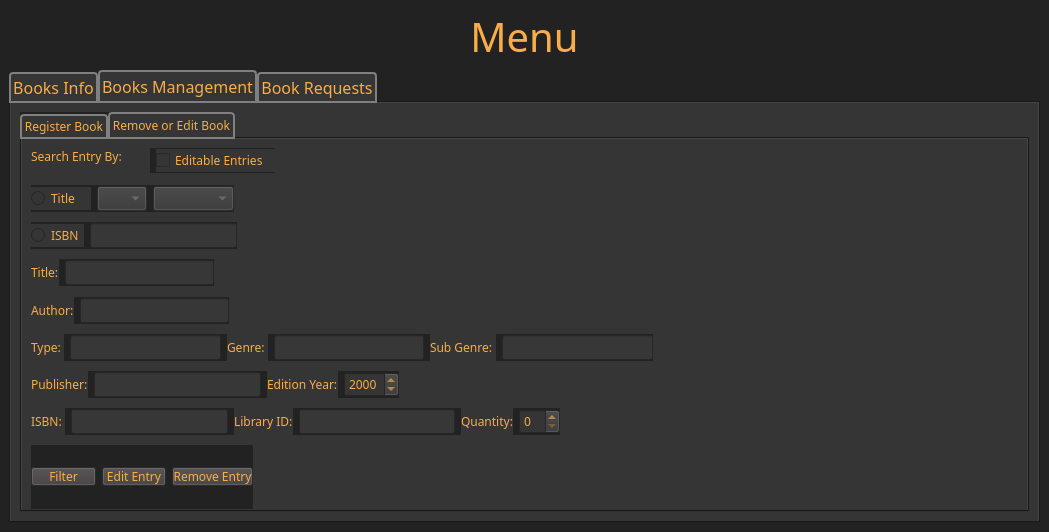
Old version of the form mainwindow.ui in the repository DistroRickDev/lms_oop_qt.
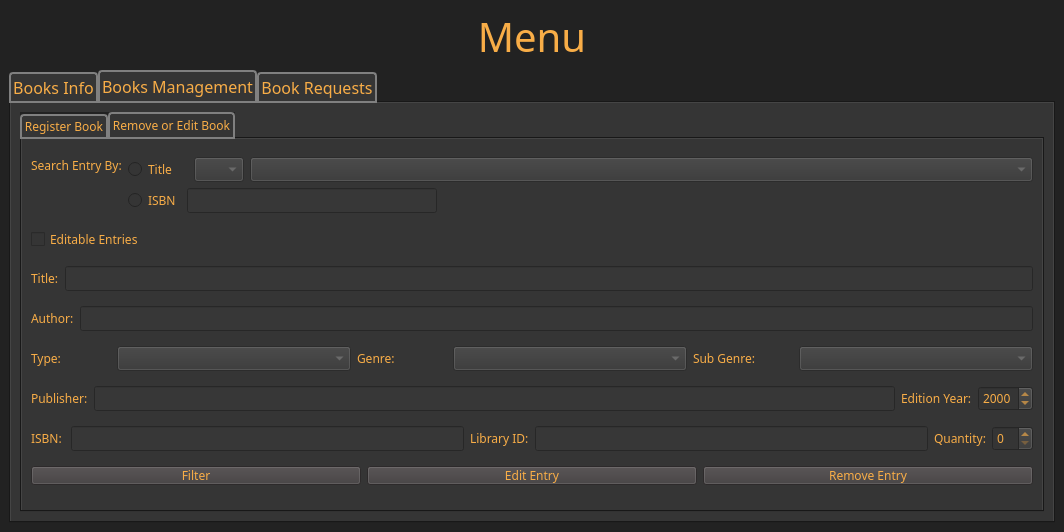
New version of the form.

Commit message: TODO() filters on edit/remove

The edit to the form file:
```diff
--- a/mainwindow.ui
+++ b/mainwindow.ui
@@ -6,7 +6,7 @@
    <rect>
     <x>0</x>
     <y>0</y>
-    <width>1049</width>
+    <width>1064</width>
     <height>532</height>
    </rect>
   </property>
@@ -63,6 +63,11 @@
 	border: 1px solid #f8ad47;
 }
 
+QPushButton:disabled{
+	color: grey;
+	background: #373737;
+}
+
 #books_tab , #admin_book_tab, #info_tab, #add_tab, #remove_tab, #edit_tab{
 	background: #353535;
 }
@@ -436,15 +441,8 @@
              <attribute name="title">
               <string>Remove or Edit Book</string>
              </attribute>
-             <widget class="QWidget" name="">
-              <property name="geometry">
-               <rect>
-                <x>9</x>
-                <y>9</y>
-                <width>244</width>
-                <height>25</height>
-               </rect>
-              </property>
+             <layout class="QVBoxLayout" name="verticalLayout_5">
+              <item>
               <layout class="QHBoxLayout" name="horizontalLayout_10">
                <item>
                 <widget class="QLabel" name="remove_label">
@@ -460,26 +458,8 @@
                 </widget>
                </item>
                <item>
-                <widget class="QCheckBox" name="editable_check">
-                 <property name="layoutDirection">
-                  <enum>Qt::LeftToRight</enum>
-                 </property>
-                 <property name="text">
-                  <string>Editable Entries</string>
-                 </property>
-                </widget>
-               </item>
-              </layout>
-             </widget>
-             <widget class="QWidget" name="">
-              <property name="geometry">
-               <rect>
-                <x>9</x>
-                <y>46</y>
-                <width>203</width>
-                <height>27</height>
-               </rect>
-              </property>
+                 <layout class="QVBoxLayout" name="verticalLayout_4">
+                  <item>
               <layout class="QHBoxLayout" name="horizontalLayout_7">
                <item>
                 <widget class="QRadioButton" name="title_filter_rb">
@@ -515,16 +495,8 @@
                 </widget>
                </item>
               </layout>
-             </widget>
-             <widget class="QWidget" name="">
-              <property name="geometry">
-               <rect>
-                <x>9</x>
-                <y>83</y>
-                <width>206</width>
-                <height>27</height>
-               </rect>
-              </property>
+                  </item>
+                  <item>
               <layout class="QHBoxLayout" name="horizontalLayout_8">
                <item>
                 <widget class="QRadioButton" name="isbn_filter_rb">
@@ -540,23 +512,42 @@
                  </property>
                  <property name="maximumSize">
                   <size>
-                   <width>200</width>
+                        <width>250</width>
                    <height>16777215</height>
                   </size>
                  </property>
                 </widget>
                </item>
-              </layout>
-             </widget>
-             <widget class="QWidget" name="">
-              <property name="geometry">
-               <rect>
-                <x>9</x>
-                <y>120</y>
-                <width>183</width>
-                <height>27</height>
-               </rect>
-              </property>
+                    <item>
+                     <spacer name="horizontalSpacer">
+                      <property name="orientation">
+                       <enum>Qt::Horizontal</enum>
+                      </property>
+                      <property name="sizeHint" stdset="0">
+                       <size>
+                        <width>40</width>
+                        <height>20</height>
+                       </size>
+                      </property>
+                     </spacer>
+                    </item>
+                   </layout>
+                  </item>
+                 </layout>
+                </item>
+               </layout>
+              </item>
+              <item>
+               <widget class="QCheckBox" name="editable_check">
+                <property name="layoutDirection">
+                 <enum>Qt::LeftToRight</enum>
+                </property>
+                <property name="text">
+                 <string>Editable Entries</string>
+                </property>
+               </widget>
+              </item>
+              <item>
               <layout class="QHBoxLayout" name="horizontalLayout_11">
                <item>
                 <widget class="QLabel" name="title_r_label">
@@ -573,16 +564,8 @@
                 </widget>
                </item>
               </layout>
-             </widget>
-             <widget class="QWidget" name="">
-              <property name="geometry">
-               <rect>
-                <x>9</x>
-                <y>158</y>
-                <width>198</width>
-                <height>27</height>
-               </rect>
-              </property>
+              </item>
+              <item>
               <layout class="QHBoxLayout" name="horizontalLayout_12">
                <item>
                 <widget class="QLabel" name="author_r_label">
@@ -599,26 +582,24 @@
                 </widget>
                </item>
               </layout>
-             </widget>
-             <widget class="QWidget" name="">
-              <property name="geometry">
-               <rect>
-                <x>9</x>
-                <y>195</y>
-                <width>622</width>
-                <height>27</height>
-               </rect>
-              </property>
+              </item>
+              <item>
               <layout class="QHBoxLayout" name="horizontalLayout_13">
                <item>
                 <widget class="QLabel" name="type_r_label">
+                  <property name="maximumSize">
+                   <size>
+                    <width>80</width>
+                    <height>16777215</height>
+                   </size>
+                  </property>
                  <property name="text">
                   <string>Type: </string>
                  </property>
                 </widget>
                </item>
                <item>
-                <widget class="QLineEdit" name="type_edit">
+                 <widget class="QComboBox" name="type_edit">
                  <property name="enabled">
                   <bool>false</bool>
                  </property>
@@ -626,13 +607,19 @@
                </item>
                <item>
                 <widget class="QLabel" name="genre_r_label">
+                  <property name="maximumSize">
+                   <size>
+                    <width>90</width>
+                    <height>16777215</height>
+                   </size>
+                  </property>
                  <property name="text">
                   <string>Genre: </string>
                  </property>
                 </widget>
                </item>
                <item>
-                <widget class="QLineEdit" name="genre_edit">
+                 <widget class="QComboBox" name="genre_edit">
                  <property name="enabled">
                   <bool>false</bool>
                  </property>
@@ -640,29 +627,27 @@
                </item>
                <item>
                 <widget class="QLabel" name="subgenre_r_label">
+                  <property name="maximumSize">
+                   <size>
+                    <width>100</width>
+                    <height>16777215</height>
+                   </size>
+                  </property>
                  <property name="text">
                   <string>Sub Genre: </string>
                  </property>
                 </widget>
                </item>
                <item>
-                <widget class="QLineEdit" name="subgenre_edit">
+                 <widget class="QComboBox" name="subgenre_edit">
                  <property name="enabled">
                   <bool>false</bool>
                  </property>
                 </widget>
                </item>
               </layout>
-             </widget>
-             <widget class="QWidget" name="">
-              <property name="geometry">
-               <rect>
-                <x>9</x>
-                <y>232</y>
-                <width>368</width>
-                <height>27</height>
-               </rect>
-              </property>
+              </item>
+              <item>
               <layout class="QHBoxLayout" name="horizontalLayout_15">
                <item>
                 <widget class="QLabel" name="publisher_r_label">
@@ -696,16 +681,8 @@
                 </widget>
                </item>
               </layout>
-             </widget>
-             <widget class="QWidget" name="">
-              <property name="geometry">
-               <rect>
-                <x>9</x>
-                <y>269</y>
-                <width>529</width>
-                <height>27</height>
-               </rect>
-              </property>
+              </item>
+              <item>
               <layout class="QHBoxLayout" name="horizontalLayout_21">
                <item>
                 <widget class="QLabel" name="isbn_r_label">
@@ -750,16 +727,8 @@
                 </widget>
                </item>
               </layout>
-             </widget>
-             <widget class="QWidget" name="">
-              <property name="geometry">
-               <rect>
-                <x>9</x>
-                <y>306</y>
-                <width>222</width>
-                <height>64</height>
-               </rect>
-              </property>
+              </item>
+              <item>
               <layout class="QHBoxLayout" name="horizontalLayout_23">
                <item>
                 <widget class="QPushButton" name="filter_btn">
@@ -783,7 +752,8 @@
                 </widget>
                </item>
               </layout>
-             </widget>
+              </item>
+             </layout>
             </widget>
            </widget>
           </item>
```
Lines whose indentation alone changed are shown as unchanged. The commit also changes 5 other files.
